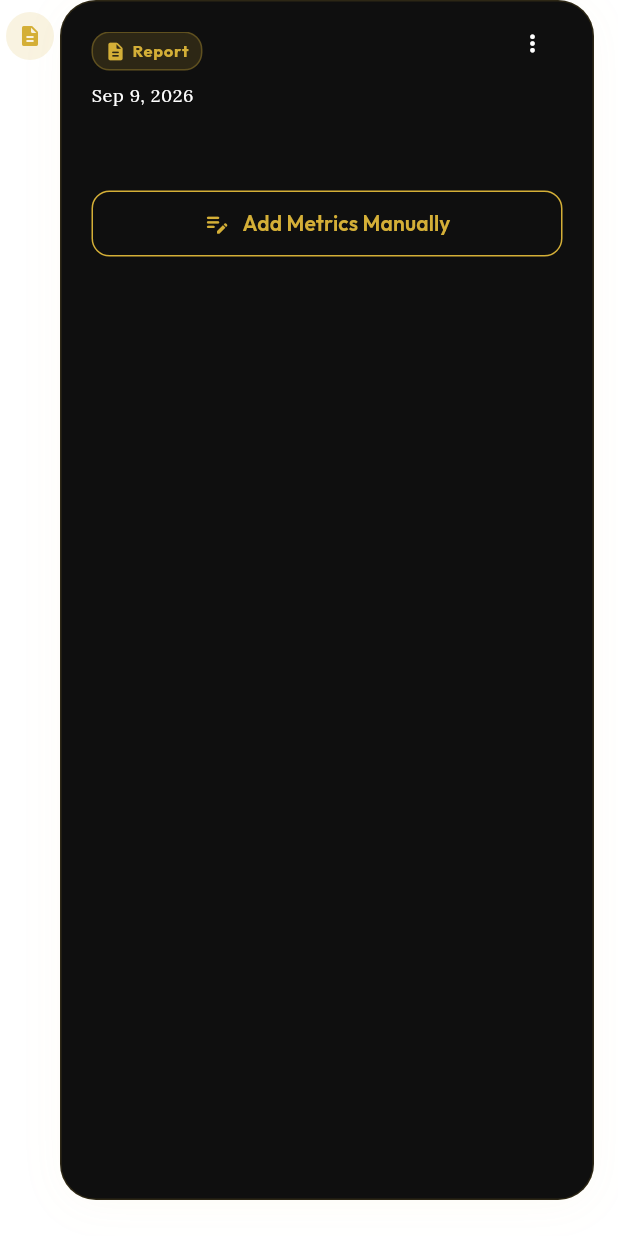
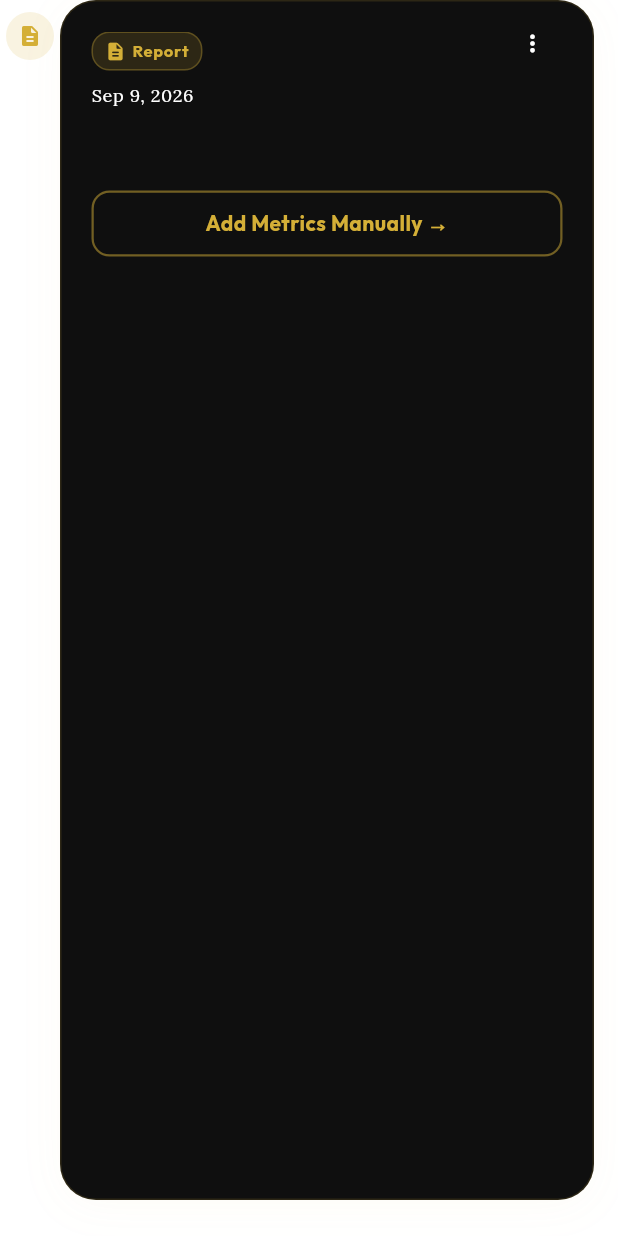
Before and after one commit to aviral2910/Healing-Milestone-v2, a Flutter app: the ReportTimelineNode screen opened directly with empty values, on a phone screen of 412 x 824 dp. Run offline on Flutter 3.47's test engine with Material 3 defaults, Android fonts, the phone set to English and light mode, and no system bars; our stand-ins replace cached_network_image, cloud_firestore, device_preview, dio, file_picker, firebase_ai and 28 more; missing offline and left inert: firebase_app_check, mobile_scanner, record, syncfusion_flutter_pdfviewer; accounts and stored records are empty; generated files the repository leaves out were written again; network calls fail.

Commit message:
Match manual entry timeline button style to edit metrics button

```diff
--- a/lib/features/medical_vault/presentation/widgets/report_timeline_node.dart
+++ b/lib/features/medical_vault/presentation/widgets/report_timeline_node.dart
@@ -801,7 +801,9 @@ class ReportTimelineNode extends ConsumerWidget {
                                           ),
                                           const SizedBox(height: 12),
                                         ],
-                                        OutlinedButton.icon(
+                                        SizedBox(
+                                          width: double.infinity,
+                                          child: OutlinedButton(
                                             onPressed: () {
                                               Navigator.of(context).push(
                                                 MaterialPageRoute(
@@ -813,30 +815,31 @@ class ReportTimelineNode extends ConsumerWidget {
                                                 ),
                                               );
                                             },
-                                          icon: Icon(
-                                            Icons.edit_note_rounded,
-                                            size: 18,
-                                            color: theme.colorScheme.primary,
+                                            style: OutlinedButton.styleFrom(
+                                              side: BorderSide(
+                                                color: theme.colorScheme.primary
+                                                    .withValues(alpha: 0.5),
+                                                width: 1.5,
                                               ),
-                                          label: Text(
-                                            'Add Metrics Manually',
-                                            style: TextStyle(
-                                              fontWeight: FontWeight.w600,
-                                              color: theme.colorScheme.primary,
-                                            ),
-                                          ),
-                                          style: OutlinedButton.styleFrom(
-                                            padding: const EdgeInsets.symmetric(
+                                              backgroundColor:
+                                                  theme.colorScheme.surface,
+                                              padding:
+                                                  const EdgeInsets.symmetric(
                                                     vertical: 12,
-                                            ),
-                                            side: BorderSide(
-                                              color: theme
-                                                  .colorScheme
-                                                  .primary,
                                                   ),
                                               shape: RoundedRectangleBorder(
                                                 borderRadius:
                                                     BorderRadius.circular(12),
+                                              ),
+                                            ),
+                                            child: Text(
+                                              'Add Metrics Manually →',
+                                              style: TextStyle(
+                                                fontWeight: FontWeight.bold,
+                                                letterSpacing: 0.3,
+                                                color:
+                                                    theme.colorScheme.primary,
+                                              ),
                                             ),
                                           ),
                                         ),
```
Lines whose indentation alone changed are shown as unchanged.
